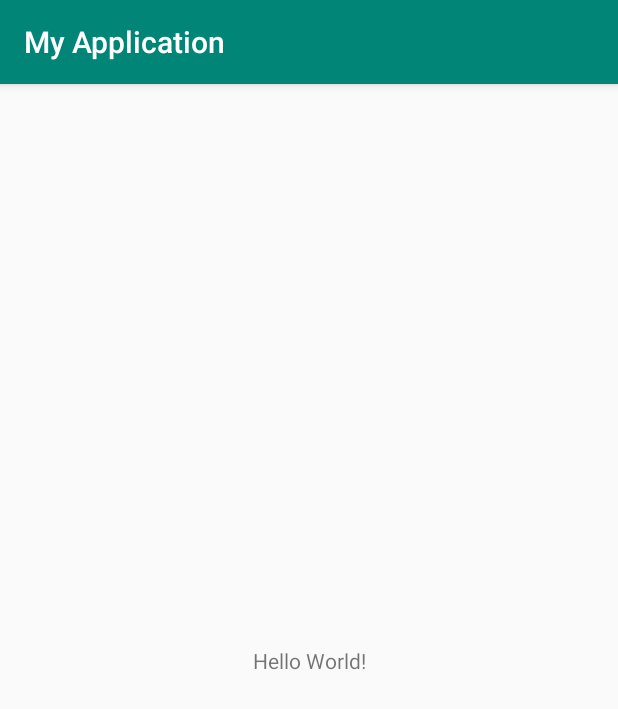
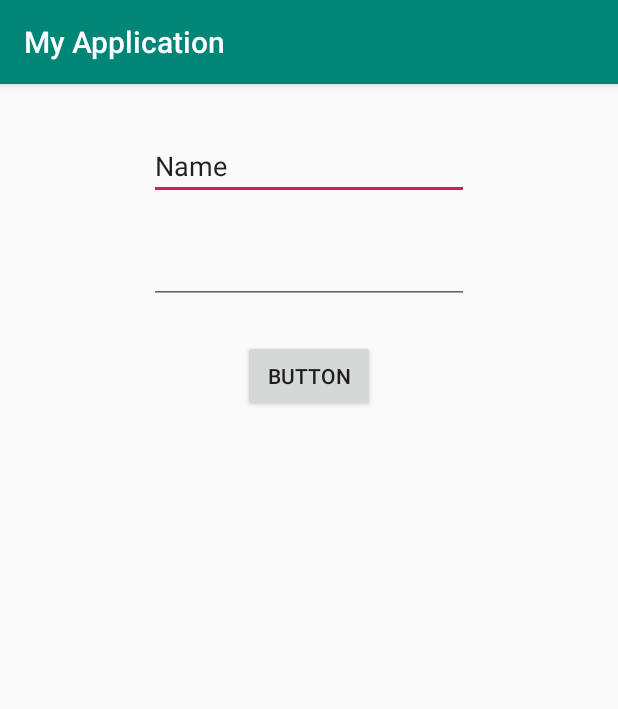
Before and after one commit to varo15/Proyecto_FInal_Android, an Android app: the screen it shows after launch (MainActivity), on a phone screen of 412 x 824 dp. Shown: the top 709 px of the screen. Run offline under Robolectric (Android 15) with nearby library versions, the phone set to English and light mode, and no system bars; our stand-ins replace Firebase (no records; nobody signed in at launch, a user with empty details on screens opened directly); 1 statement that could not run was skipped.

```diff
--- a/app/src/main/AndroidManifest.xml
+++ b/app/src/main/AndroidManifest.xml
@@ -1,7 +1,7 @@
 <?xml version="1.0" encoding="utf-8"?>
 <manifest xmlns:android="http://schemas.android.com/apk/res/android"
     package="com.example.myapplication">
-
+    <uses-permission android:name="android.permission.INTERNET"/>
     <application
         android:allowBackup="true"
         android:icon="@mipmap/ic_launcher"
--- a/app/src/main/java/com/example/myapplication/MainActivity.java
+++ b/app/src/main/java/com/example/myapplication/MainActivity.java
@@ -1,13 +1,88 @@
 package com.example.myapplication;
 
+import android.app.ProgressDialog;
+import android.support.annotation.NonNull;
 import android.support.v7.app.AppCompatActivity;
 import android.os.Bundle;
+import android.text.TextUtils;
+import android.view.View;
+import android.widget.Button;
+import android.widget.EditText;
+import android.widget.Toast;
+
+import com.google.android.gms.tasks.OnCompleteListener;
+import com.google.android.gms.tasks.Task;
+import com.google.firebase.auth.AuthResult;
+import com.google.firebase.auth.FirebaseAuth;
 
 public class MainActivity extends AppCompatActivity {
+
+    private EditText TextEmail;
+    private EditText TextPass;
+    private Button btnRegistrar;
+    private ProgressDialog progressDialog;
+
+    //declaramos un objeto Firebase
+    private FirebaseAuth firebaseAuth;
 
     @Override
     protected void onCreate(Bundle savedInstanceState) {
         super.onCreate(savedInstanceState);
         setContentView(R.layout.activity_main);
+
+        //Inicializamos el objeto Firebase
+        firebaseAuth = FirebaseAuth.getInstance();
+
+        //Referenciamos los views
+        TextEmail = findViewById(R.id.textoEmail);
+        TextPass = findViewById(R.id.textoPass);
+
+        btnRegistrar = findViewById(R.id.button);
+
+        progressDialog = new ProgressDialog(this);
+
+        //attaching listener to button
+        btnRegistrar.setOnClickListener((View.OnClickListener) this);
+    }
+
+    private void registrarUsuario(){
+        //Obtenemos el email y la contrasenia desde las cajas de texto
+        String email = TextEmail.getText().toString().trim();
+        String pass = TextPass.getText().toString().trim();
+
+        //verificamos que las cajas no esten vacias
+        if (TextUtils.isEmpty(email)){
+            Toast.makeText(this,"Se debe ingresar un email", Toast.LENGTH_LONG).show();
+            return;
+        }
+
+        if (TextUtils.isEmpty(pass)){
+            Toast.makeText(this,"Se debe ingresar una contrasenia", Toast.LENGTH_LONG).show();
+            return;
+        }
+
+        progressDialog.setMessage("Realizando el registro");
+        progressDialog.show();
+
+        //Creating a new user
+        firebaseAuth.createUserWithEmailAndPassword(email,pass).addOnCompleteListener(this, new OnCompleteListener<AuthResult>() {
+            @Override
+            public void onComplete(@NonNull Task<AuthResult> task) {
+                //Check if succes
+                if (task.isSuccessful()){
+                    Toast.makeText(MainActivity.this,"Se ha registrado el email", Toast.LENGTH_LONG).show();
+
+                }else {
+                    Toast.makeText(MainActivity.this,"No se pudo registrar el usuario", Toast.LENGTH_LONG).show();
+                }
+                progressDialog.dismiss();
+            }
+        });
+    }
+
+
+    public void onClick(View view){
+        //Invocamos el metodo
+        registrarUsuario();
     }
 }
--- a/app/src/main/res/layout/activity_main.xml
+++ b/app/src/main/res/layout/activity_main.xml
@@ -1,18 +1,52 @@
 <?xml version="1.0" encoding="utf-8"?>
-<android.support.constraint.ConstraintLayout xmlns:android="http://schemas.android.com/apk/res/android"
+<FrameLayout xmlns:android="http://schemas.android.com/apk/res/android"
     xmlns:app="http://schemas.android.com/apk/res-auto"
     xmlns:tools="http://schemas.android.com/tools"
     android:layout_width="match_parent"
     android:layout_height="match_parent"
-    tools:context=".MainActivity">
+    tools:context=".MainFragment">
 
-    <TextView
-        android:layout_width="wrap_content"
-        android:layout_height="wrap_content"
-        android:text="Hello World!"
-        app:layout_constraintBottom_toBottomOf="parent"
-        app:layout_constraintLeft_toLeftOf="parent"
-        app:layout_constraintRight_toRightOf="parent"
-        app:layout_constraintTop_toTopOf="parent" />
+    <android.support.constraint.ConstraintLayout
+        android:layout_width="match_parent"
+        android:layout_height="match_parent">
 
-</android.support.constraint.ConstraintLayout>
+        <EditText
+            android:id="@+id/textoEmail"
+            android:layout_width="wrap_content"
+            android:layout_height="wrap_content"
+            android:layout_marginStart="8dp"
+            android:layout_marginTop="32dp"
+            android:layout_marginEnd="8dp"
+            android:ems="10"
+            android:inputType="textPersonName"
+            android:text="Name"
+            app:layout_constraintEnd_toEndOf="parent"
+            app:layout_constraintStart_toStartOf="parent"
+            app:layout_constraintTop_toTopOf="parent" />
+
+        <EditText
+            android:id="@+id/textoPass"
+            android:layout_width="wrap_content"
+            android:layout_height="wrap_content"
+            android:layout_marginStart="8dp"
+            android:layout_marginTop="24dp"
+            android:layout_marginEnd="8dp"
+            android:ems="10"
+            android:inputType="textPassword"
+            app:layout_constraintEnd_toEndOf="parent"
+            app:layout_constraintStart_toStartOf="parent"
+            app:layout_constraintTop_toBottomOf="@+id/textoEmail" />
+
+        <Button
+            android:id="@+id/button"
+            android:layout_width="wrap_content"
+            android:layout_height="wrap_content"
+            android:layout_marginStart="8dp"
+            android:layout_marginTop="24dp"
+            android:layout_marginEnd="8dp"
+            android:text="Button"
+            app:layout_constraintEnd_toEndOf="parent"
+            app:layout_constraintStart_toStartOf="parent"
+            app:layout_constraintTop_toBottomOf="@+id/textoPass" />
+    </android.support.constraint.ConstraintLayout>
+</FrameLayout>
```
Also changed, not shown: app/src/main/res/layout/fragment_main.xml (+42 -4 lines).
